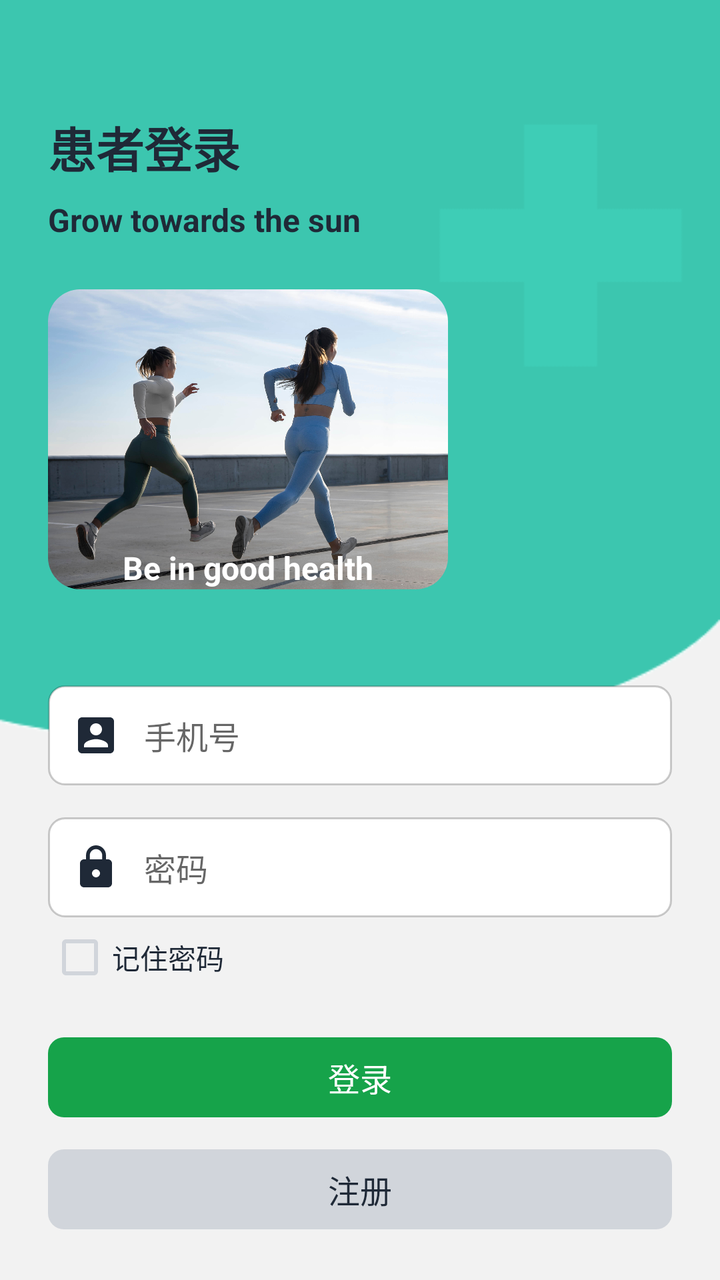
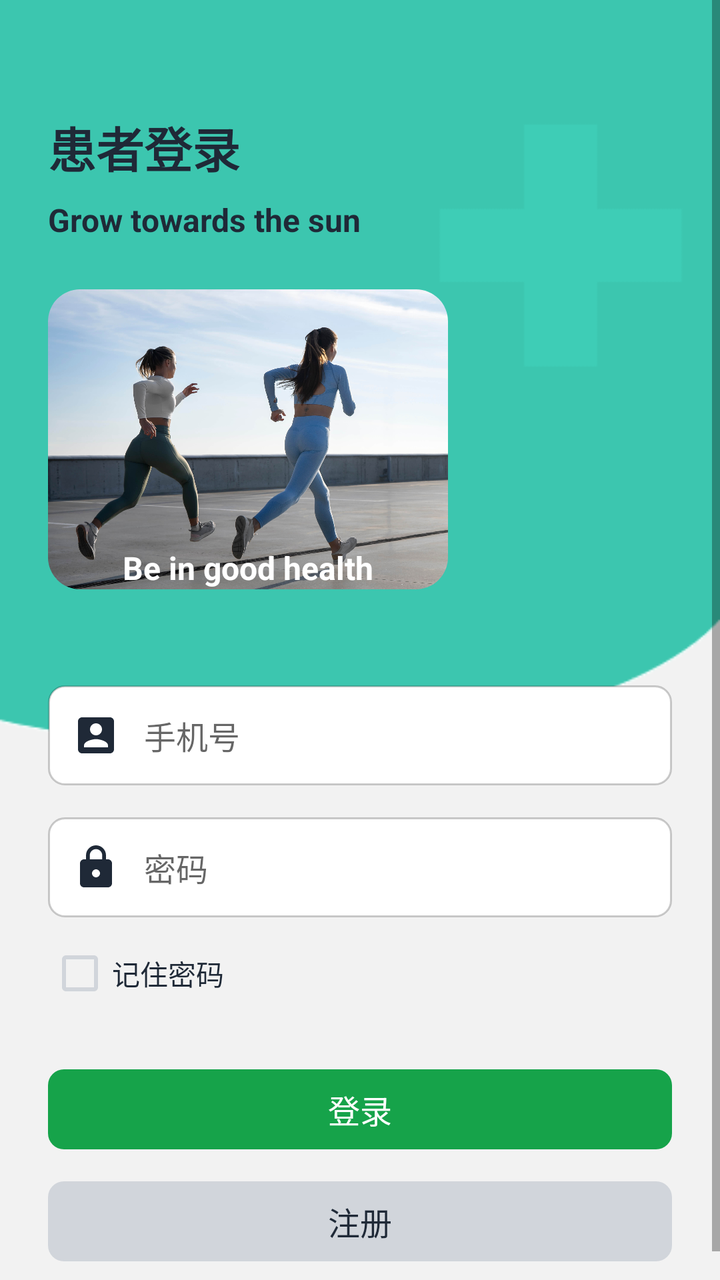

Screens rendered from an Android XML layout before and after an edit, with the pre-edit source and the edit as a unified diff.
<!-- AndroidManifest.xml: activity theme Theme.AppCompat.Light.NoActionBar -->
<!-- res/layout/activity_pt_log.xml -->
<?xml version="1.0" encoding="utf-8"?>
<androidx.constraintlayout.widget.ConstraintLayout
    xmlns:android="http://schemas.android.com/apk/res/android"
    xmlns:app="http://schemas.android.com/apk/res-auto"
    xmlns:tools="http://schemas.android.com/tools"
    android:layout_width="match_parent"
    android:layout_height="match_parent">

    
    <ImageView
        android:id="@+id/imgBackground"
        android:layout_width="0dp"
        android:layout_height="0dp"
        android:scaleType="centerCrop"
        android:src="@drawable/bg_ptlog"
        app:layout_constraintTop_toTopOf="parent"
        app:layout_constraintBottom_toBottomOf="parent"
        app:layout_constraintStart_toStartOf="parent"
        app:layout_constraintEnd_toEndOf="parent"/>

    
    <ScrollView
        android:layout_width="0dp"
        android:layout_height="0dp"
        android:fillViewport="true"
        app:layout_constraintTop_toTopOf="parent"
        app:layout_constraintBottom_toBottomOf="parent"
        app:layout_constraintStart_toStartOf="parent"
        app:layout_constraintEnd_toEndOf="parent">

        <LinearLayout
            android:layout_width="match_parent"
            android:layout_height="wrap_content"
            android:orientation="vertical"
            android:padding="@dimen/space_24"
            android:gravity="center_horizontal">

            
            <TextView
                android:id="@+id/tvPtLoginTitle"
                android:layout_width="wrap_content"
                android:layout_height="wrap_content"
                android:layout_gravity="left"
                android:text="患者登录" android:textAppearance="@style/TextAppearance.WinsRehab.Display24"
                android:textStyle="bold"
                android:textColor="@color/on_surface"
                android:layout_marginTop="@dimen/space_32"/>


            
            <TextView
                android:id="@+id/tvPtLoginSub"
                android:layout_width="wrap_content"
                android:layout_height="wrap_content"
                android:layout_gravity="left"
                android:text="Grow towards the sun" android:textAppearance="@style/TextAppearance.WinsRehab.Title16"
                android:textStyle="bold"
                android:textColor="@color/on_surface"
                android:layout_marginTop="@dimen/space_8"/>

            <FrameLayout
                android:layout_width="200dp"
                android:layout_height="150dp"
                android:layout_marginTop="@dimen/space_24"
                android:layout_gravity="left">

                
                <ImageView
                    android:id="@+id/imgPtLoginBanner"
                    android:layout_width="match_parent"
                    android:layout_height="match_parent"
                    android:scaleType="centerCrop"
                    android:background="@drawable/shape_round_image"
                    android:clipToOutline="true"
                    android:src="@drawable/img_tohealthy"/>
                
                <TextView
                    android:id="@+id/tvBannerText"
                    android:layout_width="wrap_content"
                    android:layout_height="wrap_content"
                    android:layout_gravity="bottom|center"
                    android:text="Be in good health"
                    android:textColor="@android:color/white" android:textAppearance="@style/TextAppearance.WinsRehab.Title16"
                    android:textStyle="bold" />
            </FrameLayout>
            
            <LinearLayout
                android:layout_width="match_parent"
                android:layout_height="wrap_content"
                android:orientation="vertical"
                android:layout_marginTop="@dimen/space_32">

                
                

                <EditText
                    android:id="@+id/etPtAccount"
                    android:layout_width="match_parent"
                    android:layout_height="50dp"
                    android:layout_marginTop="@dimen/space_16"
                    android:background="@drawable/shape_edittext_bg"
                    android:drawableStart="@drawable/baseline_account_box_24"
                    android:drawablePadding="@dimen/space_12"
                    android:hint="手机号"
                    android:paddingStart="@dimen/space_12"
                    android:paddingEnd="@dimen/space_12" android:textAppearance="@style/TextAppearance.WinsRehab.Title16" />

                <EditText
                    android:id="@+id/etPtPassword"
                    android:layout_width="match_parent"
                    android:layout_height="50dp"
                    android:hint="密码"
                    android:drawableStart="@drawable/baseline_lock_24"
                    android:drawablePadding="@dimen/space_12"
                    android:background="@drawable/shape_edittext_bg"
                    android:paddingStart="@dimen/space_12"
                    android:paddingEnd="@dimen/space_12"
                    android:inputType="textPassword" android:textAppearance="@style/TextAppearance.WinsRehab.Title16"
                    android:layout_marginTop="@dimen/space_16"/>

                <CheckBox
                    android:id="@+id/cbRememberPassword"
                    android:layout_width="wrap_content"
                    android:layout_height="wrap_content"
                    android:layout_marginTop="@dimen/space_4"
                    android:text="记住密码"
                    android:textColor="@color/on_surface"
                    android:theme="@style/MyCheckBox"
                    tools:ignore="TouchTargetSizeCheck" />

            </LinearLayout>

            

            <Button
                android:id="@+id/btnPtLogin"
                android:layout_width="match_parent"
                android:layout_height="40dp"
                android:layout_marginTop="@dimen/space_24"
                android:backgroundTint="@color/brand_patient_primary"
                style="@style/MyRoundButton"
                android:text="登录"
                android:textColor="@android:color/white" android:textAppearance="@style/TextAppearance.WinsRehab.Title16" />

            <Button
                android:id="@+id/btnPtRegister"
                android:layout_width="match_parent"
                android:layout_height="40dp"
                android:text="注册"
                android:textColor="@color/on_surface" android:textAppearance="@style/TextAppearance.WinsRehab.Title16"
                android:layout_marginTop="@dimen/space_16"
                android:backgroundTint="@color/outline"
                style="@style/MyRoundButton"/>
        </LinearLayout>
    </ScrollView>
</androidx.constraintlayout.widget.ConstraintLayout>
<!-- resources referenced by this layout -->
<resources>
  <color name="brand_patient_primary">#FF16A34A</color>
  <color name="on_surface">#FF1F2937</color>
  <color name="outline">#FFD1D5DB</color>
  <dimen name="space_12">12dp</dimen>
  <dimen name="space_16">16dp</dimen>
  <dimen name="space_24">24dp</dimen>
  <dimen name="space_32">32dp</dimen>
  <dimen name="space_4">4dp</dimen>
  <dimen name="space_8">8dp</dimen>
  <!-- drawable baseline_account_box_24 (drawable) -->
  <vector xmlns:android="http://schemas.android.com/apk/res/android" android:height="24dp" android:tint="@color/on_surface" android:viewportHeight="24" android:viewportWidth="24" android:width="24dp">
        
      <path android:fillColor="@android:color/white" android:pathData="M3,5v14c0,1.1 0.89,2 2,2h14c1.1,0 2,-0.9 2,-2L21,5c0,-1.1 -0.9,-2 -2,-2L5,3c-1.11,0 -2,0.9 -2,2zM15,9c0,1.66 -1.34,3 -3,3s-3,-1.34 -3,-3 1.34,-3 3,-3 3,1.34 3,3zM6,17c0,-2 4,-3.1 6,-3.1s6,1.1 6,3.1v1L6,18v-1z"/>
      
  </vector>
  <!-- drawable baseline_lock_24 (drawable) -->
  <vector xmlns:android="http://schemas.android.com/apk/res/android" android:height="24dp" android:tint="@color/on_surface" android:viewportHeight="24" android:viewportWidth="24" android:width="24dp">
        
      <path android:fillColor="@android:color/white" android:pathData="M18,8h-1L17,6c0,-2.76 -2.24,-5 -5,-5S7,3.24 7,6v2L6,8c-1.1,0 -2,0.9 -2,2v10c0,1.1 0.9,2 2,2h12c1.1,0 2,-0.9 2,-2L20,10c0,-1.1 -0.9,-2 -2,-2zM12,17c-1.1,0 -2,-0.9 -2,-2s0.9,-2 2,-2 2,0.9 2,2 -0.9,2 -2,2zM15.1,8L8.9,8L8.9,6c0,-1.71 1.39,-3.1 3.1,-3.1 1.71,0 3.1,1.39 3.1,3.1v2z"/>
      
  </vector>
  <!-- drawable bg_ptlog: png bitmap (drawable, 5417 bytes) -->
  <!-- drawable img_tohealthy: jpg bitmap (drawable, 288564 bytes) -->
  <!-- drawable shape_edittext_bg (drawable) -->
  <shape xmlns:android="http://schemas.android.com/apk/res/android" android:shape="rectangle">
      <solid android:color="@android:color/white"/>
      <stroke android:width="1dp" android:color="@color/scrim"/>
      <corners android:radius="@dimen/radius_8"/>
  </shape>
  <!-- drawable shape_round_image (drawable) -->
  <shape xmlns:android="http://schemas.android.com/apk/res/android"
      android:shape="rectangle">
      <corners android:radius="@dimen/radius_16"/>  
  </shape>
  <style name="MyCheckBox" parent="Theme.AppCompat.Light">
          <item name="colorControlNormal">@color/outline</item>
          <item name="colorControlActivated">@color/on_surface</item>
      </style>
  <style name="MyRoundButton">MyRoundButton
          <item name="android:background">@drawable/shape_btn_round</item>
  
      </style>
  <style name="TextAppearance.WinsRehab.Display24">
          <item name="android:textSize">24sp</item> 
      </style>
  <style name="TextAppearance.WinsRehab.Title16">
          <item name="android:textSize">16sp</item> 
      </style>
  <color name="scrim">#33000000</color>
  <dimen name="radius_8">8dp</dimen>
  <dimen name="radius_16">16dp</dimen>
  <!-- drawable shape_btn_round (drawable) -->
  <?xml version="1.0" encoding="utf-8"?>
  <shape xmlns:android="http://schemas.android.com/apk/res/android">
  
      <corners android:radius="@dimen/radius_8"/>               
      <padding android:left="@dimen/space_4" android:right="@dimen/space_4"
        />
  </shape>
</resources>

<!-- the commit's change to res/layout/activity_pt_log.xml (unified diff, before → after) -->
@@ -80,7 +80,7 @@
                     android:layout_height="wrap_content"
                     android:layout_gravity="bottom|center"
                     android:text="Be in good health"
-                    android:textColor="@android:color/white" android:textAppearance="@style/TextAppearance.WinsRehab.Title16"
+                    android:textColor="@color/on_primary" android:textAppearance="@style/TextAppearance.WinsRehab.Title16"
                     android:textStyle="bold" />
             </FrameLayout>
             
@@ -126,7 +126,8 @@
                     android:text="记住密码"
                     android:textColor="@color/on_surface"
                     android:theme="@style/MyCheckBox"
-                    tools:ignore="TouchTargetSizeCheck" />
+                    android:minHeight="@dimen/space_48"
+                    android:minWidth="@dimen/space_48" />
 
             </LinearLayout>
 
@@ -140,7 +141,7 @@
                 android:backgroundTint="@color/brand_patient_primary"
                 style="@style/MyRoundButton"
                 android:text="登录"
-                android:textColor="@android:color/white" android:textAppearance="@style/TextAppearance.WinsRehab.Title16" />
+                android:textColor="@color/on_primary" android:textAppearance="@style/TextAppearance.WinsRehab.Title16" />
 
             <Button
                 android:id="@+id/btnPtRegister"
<!-- resource entries referenced after the edit -->
@@ -1,6 +1,7 @@
 <!-- resources referenced by this layout -->
 <resources>
   <color name="brand_patient_primary">#FF16A34A</color>
+  <color name="on_primary">#FFFFFFFF</color>
   <color name="on_surface">#FF1F2937</color>
   <color name="outline">#FFD1D5DB</color>
   <dimen name="space_12">12dp</dimen>
@@ -8,6 +9,7 @@
   <dimen name="space_24">24dp</dimen>
   <dimen name="space_32">32dp</dimen>
   <dimen name="space_4">4dp</dimen>
+  <dimen name="space_48">48dp</dimen>
   <dimen name="space_8">8dp</dimen>
   <!-- drawable baseline_account_box_24 (drawable) -->
   <vector xmlns:android="http://schemas.android.com/apk/res/android" android:height="24dp" android:tint="@color/on_surface" android:viewportHeight="24" android:viewportWidth="24" android:width="24dp">
@@ -24,10 +26,11 @@
   <!-- drawable bg_ptlog: png bitmap (drawable, 5417 bytes) -->
   <!-- drawable img_tohealthy: jpg bitmap (drawable, 288564 bytes) -->
   <!-- drawable shape_edittext_bg (drawable) -->
+  <?xml version="1.0" encoding="utf-8"?>
   <shape xmlns:android="http://schemas.android.com/apk/res/android" android:shape="rectangle">
-      <solid android:color="@android:color/white"/>
+      <solid android:color="@color/surface"/>
+      <corners android:radius="@dimen/radius_8"/>
       <stroke android:width="1dp" android:color="@color/scrim"/>
-      <corners android:radius="@dimen/radius_8"/>
   </shape>
   <!-- drawable shape_round_image (drawable) -->
   <shape xmlns:android="http://schemas.android.com/apk/res/android"
@@ -48,6 +51,7 @@
   <style name="TextAppearance.WinsRehab.Title16">
           <item name="android:textSize">16sp</item> 
       </style>
+  <color name="surface">#FFFFFFFF</color>
   <color name="scrim">#33000000</color>
   <dimen name="radius_8">8dp</dimen>
   <dimen name="radius_16">16dp</dimen>
